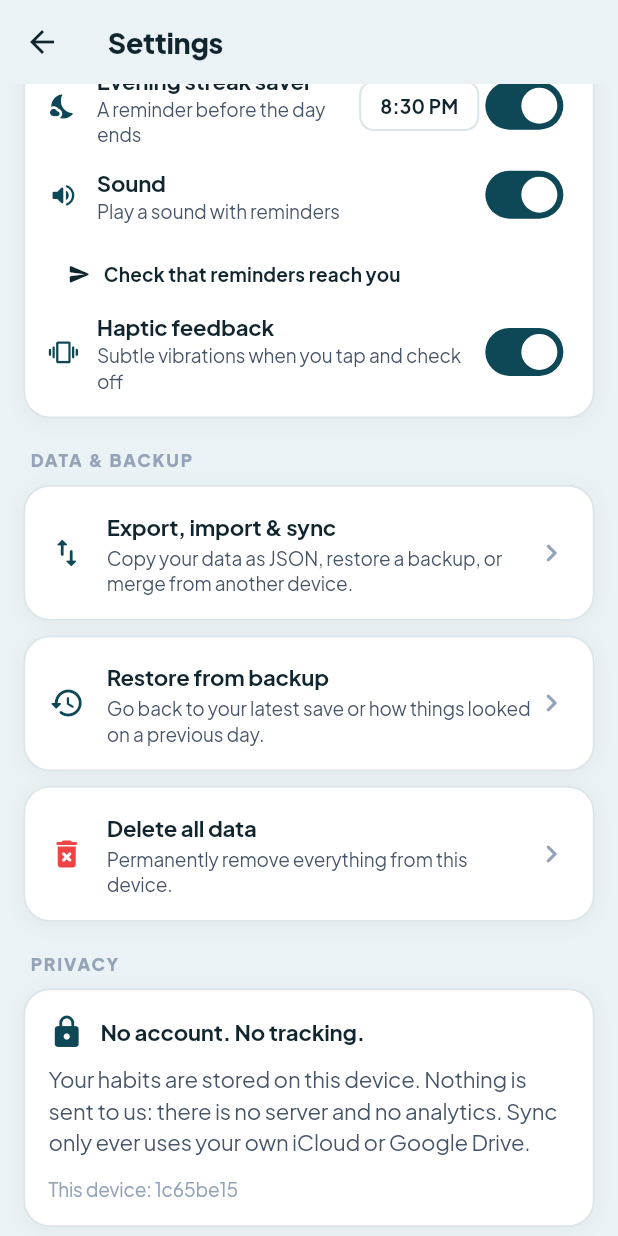
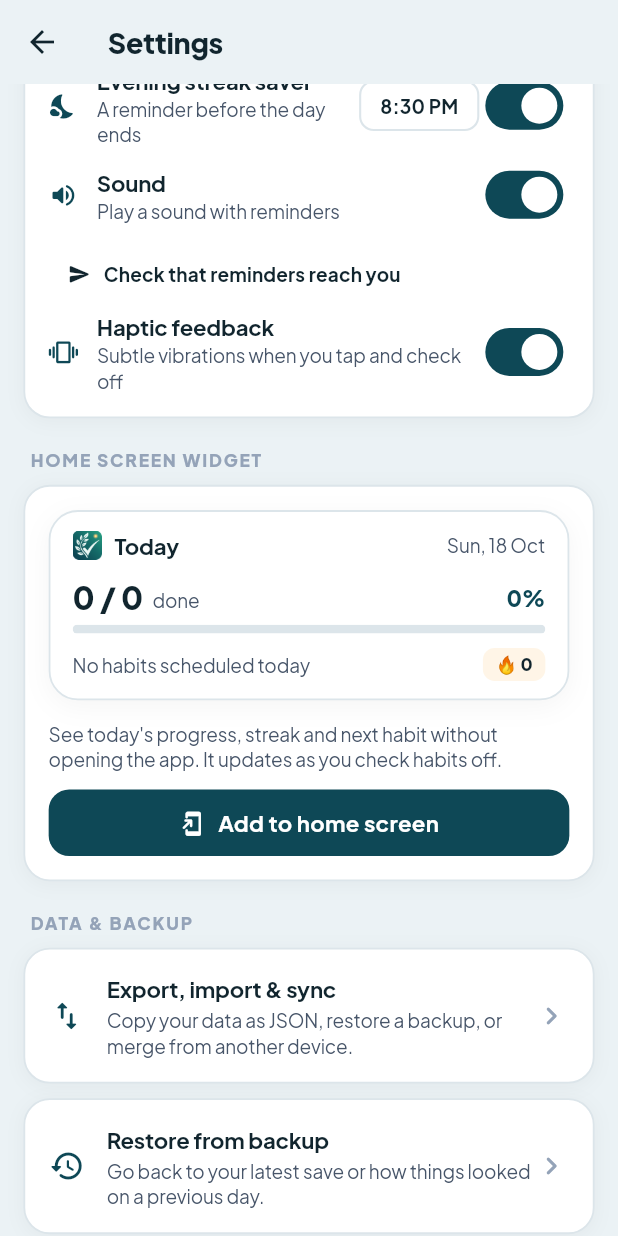
Before and after one commit to open-source-collabs/habit_tracker, a Flutter app: the SettingsScreen screen opened by its route, scrolled down 576 dp, on a phone screen of 412 x 824 dp. Run offline on Flutter 3.47's test engine with Material 3 defaults, Android fonts, the phone set to English and light mode, and no system bars; our stand-ins replace flutter_local_notifications, flutter_native_splash, flutter_riverpod, flutter_screenutil, flutter_timezone, google_sign_in and 5 more; missing offline and left inert: icloud_storage, widgets_kit; accounts and stored records are empty.

Commit message:
feat: add home-screen widget settings, tip card, and add-widget action
- Add home widget settings card, tip card, and add-to-home-screen action
- Surface widget controls in settings and the dashboard habit feed
- Add widget preview image and home widget tests

Co-Authored-By: Claude Opus 5.5 <noreply@anthropic.com>

```diff
--- a/lib/core/utils/date_format.dart
+++ b/lib/core/utils/date_format.dart
@@ -38,4 +38,9 @@ abstract final class AppDateFormat {
   /// e.g. "Friday, 17 October".
   static String longDay(DateTime date) =>
       '${weekdayNames[date.weekday - 1]}, ${date.day} ${monthNames[date.month - 1]}';
+
+  /// e.g. "Fri, 17 Oct" (matches the home-screen widget header).
+  static String shortDay(DateTime date) =>
+      '${weekdayNames[date.weekday - 1].substring(0, 3)}, ${date.day} '
+      '${monthNames[date.month - 1].substring(0, 3)}';
 }
--- a/lib/features/dashboard/presentation/widgets/dashboard/dashboard_habit_feed.dart
+++ b/lib/features/dashboard/presentation/widgets/dashboard/dashboard_habit_feed.dart
@@ -2,6 +2,7 @@ import 'package:flutter/material.dart';
 import 'package:flutter_screenutil/flutter_screenutil.dart';
 
 import '../../../../habits/data/models/habit_model.dart';
+import '../../../../home_widget/presentation/widgets/home_widget_tip_card.dart';
 import 'dashboard_empty_state.dart';
 import 'dashboard_filter_chips.dart';
 import 'dashboard_habit_actions.dart';
@@ -26,6 +27,8 @@ List<Widget> dashboardHabitFeedChildren({
     SizedBox(height: chipsSpacing),
     DashboardSectionTitle(activeFilter: activeFilter),
     SizedBox(height: 8.h),
+    // Self-hiding one-time suggestion to add the home-screen widget.
+    const HomeWidgetTipCard(),
     if (habits.isEmpty)
       DashboardEmptyState(activeFilter: activeFilter)
     else
--- /dev/null
+++ b/lib/features/home_widget/presentation/widgets/home_widget_settings_card.dart
@@ -0,0 +1,106 @@
+import 'package:flutter/material.dart';
+import 'package:flutter_riverpod/flutter_riverpod.dart';
+import 'package:flutter_screenutil/flutter_screenutil.dart';
+
+import '../../../../core/theme/app_dimensions.dart';
+import '../../../../core/theme/app_theme.dart';
+import '../../../../core/widgets/widgets.dart';
+import '../providers/home_widget_provider.dart';
+import 'add_home_widget_action.dart';
+import 'home_widget_preview.dart';
+
+/// Settings → Home screen widget: a live preview and the "Add" action, or a
+/// confirmation once the widget is on the home screen.
+class HomeWidgetSettingsCard extends ConsumerStatefulWidget {
+  const HomeWidgetSettingsCard({super.key});
+
+  @override
+  ConsumerState<HomeWidgetSettingsCard> createState() =>
+      _HomeWidgetSettingsCardState();
+}
+
+class _HomeWidgetSettingsCardState
+    extends ConsumerState<HomeWidgetSettingsCard> {
+  late final AppLifecycleListener _lifecycle;
+
+  @override
+  void initState() {
+    super.initState();
+    // The user may add or remove the widget from the launcher meanwhile.
+    _lifecycle = AppLifecycleListener(
+      onResume: () => ref.invalidate(homeWidgetStatusProvider),
+    );
+  }
+
+  @override
+  void dispose() {
+    _lifecycle.dispose();
+    super.dispose();
+  }
+
+  @override
+  Widget build(BuildContext context) {
+    final status = ref.watch(homeWidgetStatusProvider).valueOrNull;
+    final installed = status?.isInstalled ?? false;
+
+    return AppCard(
+      padding: EdgeInsets.all(16.r),
+      child: Column(
+        crossAxisAlignment: CrossAxisAlignment.stretch,
+        children: [
+          const HomeWidgetPreview(),
+          SizedBox(height: 14.h),
+          if (installed)
+            Row(
+              children: [
+                Icon(
+                  Icons.check_circle_rounded,
+                  size: AppIconSizes.lg,
+                  color: context.primaryAccent,
+                ),
+                SizedBox(width: 8.w),
+                Expanded(
+                  child: Text(
+                    status!.installed == 1
+                        ? 'On your home screen'
+                        : 'On your home screen (${status.installed})',
+                    style: context.textTheme.titleSmall?.copyWith(
+                      fontWeight: FontWeight.w700,
+                      color: context.textPrimaryColor,
+                    ),
+                  ),
+                ),
+                AppButton(
+                  text: 'Add another',
+                  variant: AppButtonVariant.ghost,
+                  size: AppButtonSize.sm,
+                  onPressed: () => addHomeWidget(context, ref),
+                ),
+              ],
+            )
+          else ...[
+            Text(
+              "See today's progress, streak and next habit without opening "
+              'the app. It updates as you check habits off.',
+              style: context.textTheme.bodySmall?.copyWith(
+                color: context.textSecondaryColor,
+              ),
+            ),
+            SizedBox(height: 12.h),
+            AppButton(
+              text: 'Add to home screen',
+              fullWidth: true,
+              leadingIcon: Icon(Icons.add_to_home_screen_rounded,
+                  size: AppIconSizes.md),
+              onPressed: status == null
+                  ? null
+                  : (status.canPin
+                      ? () => addHomeWidget(context, ref)
+                      : () => showManualWidgetSteps(context)),
+            ),
+          ],
+        ],
+      ),
+    );
+  }
+}
--- a/lib/features/settings/presentation/screens/settings_screen.dart
+++ b/lib/features/settings/presentation/screens/settings_screen.dart
@@ -14,6 +14,8 @@ import '../../../../core/utils/app_error_log.dart';
 import '../../../../core/widgets/widgets.dart';
 import '../../../dashboard/presentation/providers/dashboard_provider.dart';
 import '../../../habits/presentation/providers/habit_provider.dart';
+import '../../../home_widget/data/home_widget_service.dart';
+import '../../../home_widget/presentation/widgets/home_widget_settings_card.dart';
 import '../../../notifications/presentation/widgets/notification_settings_card.dart';
 import '../providers/profile_provider.dart';
 import '../widgets/about_links.dart';
@@ -72,6 +74,11 @@ class SettingsScreen extends ConsumerWidget {
               const _SectionLabel('NOTIFICATIONS'),
               const NotificationSettingsCard(),
               SizedBox(height: 20.h),
+              if (ref.watch(homeWidgetServiceProvider).isAvailable) ...[
+                const _SectionLabel('HOME SCREEN WIDGET'),
+                const HomeWidgetSettingsCard(),
+                SizedBox(height: 20.h),
+              ],
               const _SectionLabel('DATA & BACKUP'),
               _SettingsTile(
                 icon: Icons.import_export_rounded,
```
Also changed, not shown: lib/features/home_widget/presentation/widgets/add_home_widget_action.dart (added, +83 -0 lines), lib/features/home_widget/presentation/widgets/home_widget_tip_card.dart (added, +93 -0 lines), 3 other files.
